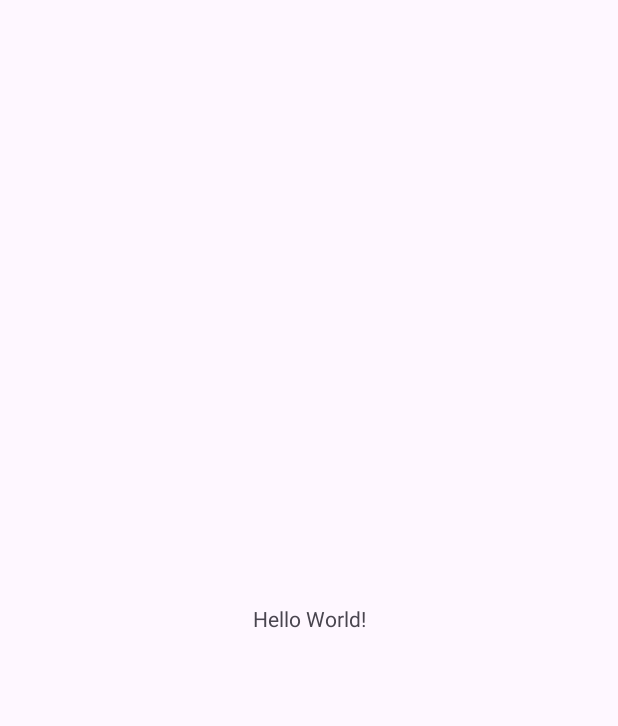
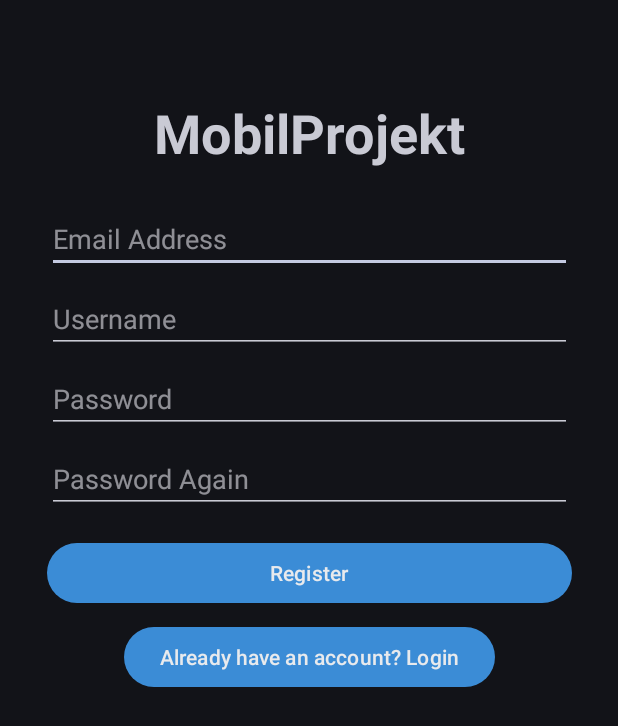
Before and after one commit to KriszThePro/mobilprojekt, an Android app: the screen it shows after launch (MainActivity before the commit, RegisterActivity after it), on a phone screen of 412 x 824 dp. Before the commit the part shown is almost empty. Shown: the top 726 px of the screen. Run offline under Robolectric (Android 15) with nearby library versions, the phone set to English and light mode, and no system bars; our stand-ins replace Firebase (no records; nobody signed in at launch, a user with empty details on screens opened directly).

Commit message:
-implemented RegisterActivity -implemented LoginActivity -implemented ChatsActivity
ready for chapter 2...

```diff
--- a/app/build.gradle.kts
+++ b/app/build.gradle.kts
@@ -1,5 +1,7 @@
 plugins {
     alias(libs.plugins.android.application)
+
+    id("com.google.gms.google-services")
 }
 
 android {
@@ -40,4 +42,8 @@ dependencies {
     testImplementation(libs.junit)
     androidTestImplementation(libs.ext.junit)
     androidTestImplementation(libs.espresso.core)
+
+    implementation(platform(libs.firebase.bom))
+    implementation(libs.firebase.database)
+    implementation(libs.firebase.auth)
 }
--- a/app/src/main/AndroidManifest.xml
+++ b/app/src/main/AndroidManifest.xml
@@ -13,7 +13,7 @@
         android:theme="@style/Theme.MobilProjekt"
         tools:targetApi="31">
         <activity
-            android:name=".MainActivity"
+            android:name=".activities.RegisterActivity"
             android:exported="true">
             <intent-filter>
                 <action android:name="android.intent.action.MAIN" />
@@ -21,6 +21,10 @@
                 <category android:name="android.intent.category.LAUNCHER" />
             </intent-filter>
         </activity>
+        <activity
+            android:name=".activities.LoginActivity" />
+        <activity
+            android:name=".activities.ChatsActivity" />
     </application>
 
 </manifest>
--- a/app/src/main/java/hu/szollosikrisztian/mobilprojekt/MainActivity.java
+++ /dev/null
@@ -1,24 +0,0 @@
-package hu.szollosikrisztian.mobilprojekt;
-
-import android.os.Bundle;
-
-import androidx.activity.EdgeToEdge;
-import androidx.appcompat.app.AppCompatActivity;
-import androidx.core.graphics.Insets;
-import androidx.core.view.ViewCompat;
-import androidx.core.view.WindowInsetsCompat;
-
-public class MainActivity extends AppCompatActivity {
-
-    @Override
-    protected void onCreate(Bundle savedInstanceState) {
-        super.onCreate(savedInstanceState);
-        EdgeToEdge.enable(this);
-        setContentView(R.layout.activity_main);
-        ViewCompat.setOnApplyWindowInsetsListener(findViewById(R.id.main), (v, insets) -> {
-            Insets systemBars = insets.getInsets(WindowInsetsCompat.Type.systemBars());
-            v.setPadding(systemBars.left, systemBars.top, systemBars.right, systemBars.bottom);
-            return insets;
-        });
-    }
-}
--- /dev/null
+++ b/app/src/main/java/hu/szollosikrisztian/mobilprojekt/activities/RegisterActivity.java
@@ -0,0 +1,128 @@
+package hu.szollosikrisztian.mobilprojekt.activities;
+
+import android.os.Bundle;
+import android.view.View;
+import android.widget.Button;
+import android.widget.EditText;
+import android.widget.ProgressBar;
+import android.widget.Toast;
+
+import androidx.activity.EdgeToEdge;
+import androidx.appcompat.app.AppCompatActivity;
+import androidx.core.graphics.Insets;
+import androidx.core.view.ViewCompat;
+import androidx.core.view.WindowInsetsCompat;
+
+import com.google.firebase.auth.FirebaseAuth;
+import com.google.firebase.database.DatabaseReference;
+import com.google.firebase.database.FirebaseDatabase;
+
+import java.util.Objects;
+
+import hu.szollosikrisztian.mobilprojekt.R;
+import hu.szollosikrisztian.mobilprojekt.util.IntentUtil;
+
+public class RegisterActivity extends AppCompatActivity {
+
+    private EditText mEmailInput;
+    private EditText mUsernameInput;
+    private EditText mPasswordInput;
+    private EditText mConfirmPasswordInput;
+    private Button mRegisterButton;
+    private Button mLoginButton;
+    private ProgressBar mProgressBar;
+
+    private void initializeActivityComponents() {
+        mEmailInput = findViewById(R.id.email_input);
+        mUsernameInput = findViewById(R.id.username_input);
+        mPasswordInput = findViewById(R.id.password_input);
+        mConfirmPasswordInput = findViewById(R.id.password_again_input);
+        mRegisterButton = findViewById(R.id.register_button);
+        mLoginButton = findViewById(R.id.login_button);
+        mProgressBar = findViewById(R.id.progress_bar);
+    }
+
+    private void navigateToLogin() {
+        IntentUtil.navigate(this, LoginActivity.class);
+    }
+
+    private void navigateToChats() {
+        IntentUtil.navigate(this, ChatsActivity.class);
+    }
+
+    private void startupAuthCheck() {
+        FirebaseAuth auth = FirebaseAuth.getInstance();
+        if (auth.getCurrentUser() == null) return;
+
+        navigateToChats();
+    }
+
+    private void storeUsername(FirebaseAuth auth, String username) {
+        FirebaseDatabase database = FirebaseDatabase.getInstance();
+        DatabaseReference users = database.getReference("users");
+        String userId = Objects.requireNonNull(auth.getCurrentUser()).getUid();
+        users.child(userId).child("username").setValue(username);
+    }
+
+    private void handleRegister() {
+        FirebaseAuth auth = FirebaseAuth.getInstance();
+
+        mProgressBar.setVisibility(View.VISIBLE);
+        String email = mEmailInput.getText().toString();
+        String username = mUsernameInput.getText().toString();
+        String password = mPasswordInput.getText().toString();
+        String confirmPassword = mConfirmPasswordInput.getText().toString();
+
+        if (email.isEmpty() || username.isEmpty() || password.isEmpty() || confirmPassword.isEmpty()) {
+            mProgressBar.setVisibility(View.GONE);
+            Toast.makeText(this, "Please fill in all fields", Toast.LENGTH_SHORT).show();
+            return;
+        }
+
+        if (!password.equals(confirmPassword)) {
+            mProgressBar.setVisibility(View.GONE);
+            Toast.makeText(this, "Passwords do not match", Toast.LENGTH_SHORT).show();
+            return;
+        }
+
+        auth.createUserWithEmailAndPassword(email, password)
+                .addOnCompleteListener(task -> {
+                    mProgressBar.setVisibility(View.GONE);
+
+                    if (!task.isSuccessful()) {
+                        Toast.makeText(this, "Registration failed: " + Objects.requireNonNull(task.getException()).getMessage(), Toast.LENGTH_LONG).show();
+                        return;
+                    }
+
+                    storeUsername(auth, username);
+                    navigateToChats();
+                });
+    }
+
+    private void setupRegisterButtonClickHandler() {
+        mRegisterButton.setOnClickListener(v -> handleRegister());
+    }
+
+    private void setupLoginButtonClickHandler() {
+        mLoginButton.setOnClickListener(v -> navigateToLogin());
+    }
+
+    @Override
+    protected void onCreate(Bundle savedInstanceState) {
+        super.onCreate(savedInstanceState);
+        EdgeToEdge.enable(this);
+        setContentView(R.layout.activity_register);
+        initializeActivityComponents();
+
+        ViewCompat.setOnApplyWindowInsetsListener(findViewById(R.id.register_root), (v, insets) -> {
+            Insets systemBars = insets.getInsets(WindowInsetsCompat.Type.systemBars());
+            v.setPadding(systemBars.left, systemBars.top, systemBars.right, systemBars.bottom);
+            return insets;
+        });
+
+        startupAuthCheck();
+
+        setupRegisterButtonClickHandler();
+        setupLoginButtonClickHandler();
+    }
+}
--- a/app/src/main/res/layout/activity_main.xml
+++ b/app/src/main/res/layout/activity_main.xml
@@ -5,9 +5,10 @@
     android:id="@+id/main"
     android:layout_width="match_parent"
     android:layout_height="match_parent"
-    tools:context=".MainActivity">
+    tools:context=".activities.RegisterActivity">
 
     <TextView
+        android:id="@+id/hello_world"
         android:layout_width="wrap_content"
         android:layout_height="wrap_content"
         android:text="Hello World!"
--- /dev/null
+++ b/app/src/main/res/layout/activity_register.xml
@@ -0,0 +1,111 @@
+<?xml version="1.0" encoding="utf-8"?>
+<androidx.constraintlayout.widget.ConstraintLayout
+    android:id="@+id/register_root"
+    android:layout_width="match_parent"
+    android:layout_height="match_parent"
+    android:padding="16dp"
+    android:layout_marginTop="@dimen/top_margin"
+    xmlns:android="http://schemas.android.com/apk/res/android"
+    xmlns:app="http://schemas.android.com/apk/res-auto">
+
+    <TextView
+        android:id="@+id/register_title"
+        android:layout_width="match_parent"
+        android:layout_height="wrap_content"
+        android:text="@string/app_name"
+        android:textSize="36sp"
+        android:textStyle="bold"
+        android:gravity="center"
+        android:paddingBottom="24dp"
+        app:layout_constraintTop_toTopOf="parent"
+        app:layout_constraintStart_toStartOf="parent"
+        app:layout_constraintEnd_toEndOf="parent" />
+
+    <EditText
+        android:id="@+id/email_input"
+        android:layout_width="0dp"
+        android:layout_height="wrap_content"
+        android:autofillHints="emailAddress"
+        android:hint="@string/email_address"
+        android:inputType="textEmailAddress"
+        app:layout_constraintWidth_max="350dp"
+        app:layout_constraintWidth_percent="0.9"
+        app:layout_constraintTop_toBottomOf="@id/register_title"
+        app:layout_constraintStart_toStartOf="parent"
+        app:layout_constraintEnd_toEndOf="parent" />
+
+    <EditText
+        android:id="@+id/username_input"
+        android:layout_width="0dp"
+        android:layout_height="wrap_content"
+        android:autofillHints=""
+        android:hint="@string/username"
+        android:inputType="textPersonName"
+        app:layout_constraintWidth_max="350dp"
+        app:layout_constraintWidth_percent="0.9"
+        app:layout_constraintTop_toBottomOf="@id/email_input"
+        app:layout_constraintStart_toStartOf="parent"
+        app:layout_constraintEnd_toEndOf="parent"
+        android:layout_marginTop="8dp" />
+
+    <EditText
+        android:id="@+id/password_input"
+        android:layout_width="0dp"
+        android:layout_height="wrap_content"
+        android:autofillHints="password"
+        android:hint="@string/password"
+        android:inputType="textPassword"
+        app:layout_constraintWidth_max="350dp"
+        app:layout_constraintWidth_percent="0.9"
+        app:layout_constraintTop_toBottomOf="@id/username_input"
+        app:layout_constraintStart_toStartOf="parent"
+        app:layout_constraintEnd_toEndOf="parent"
+        android:layout_marginTop="8dp" />
+
+    <EditText
+        android:id="@+id/password_again_input"
+        android:layout_width="0dp"
+        android:layout_height="wrap_content"
+        android:autofillHints=""
+        android:hint="@string/password_again"
+        android:inputType="textPassword"
+        app:layout_constraintWidth_max="350dp"
+        app:layout_constraintWidth_percent="0.9"
+        app:layout_constraintTop_toBottomOf="@id/password_input"
+        app:layout_constraintStart_toStartOf="parent"
+        app:layout_constraintEnd_toEndOf="parent"
+        android:layout_marginTop="8dp" />
+
+    <Button
+        android:id="@+id/register_button"
+        android:layout_width="0dp"
+        android:layout_height="wrap_content"
+        android:text="@string/register"
+        app:layout_constraintWidth_max="350dp"
+        app:layout_constraintWidth_percent="0.9"
+        app:layout_constraintTop_toBottomOf="@id/password_again_input"
+        app:layout_constraintStart_toStartOf="parent"
+        app:layout_constraintEnd_toEndOf="parent"
+        android:layout_marginTop="16dp" />
+
+    <Button
+        android:id="@+id/login_button"
+        android:layout_width="wrap_content"
+        android:layout_height="wrap_content"
+        android:text="@string/already_have_an_account"
+        app:layout_constraintTop_toBottomOf="@id/register_button"
+        app:layout_constraintStart_toStartOf="parent"
+        app:layout_constraintEnd_toEndOf="parent"
+        android:layout_marginTop="8dp" />
+
+    <ProgressBar
+        android:id="@+id/progress_bar"
+        android:layout_width="wrap_content"
+        android:layout_height="wrap_content"
+        android:visibility="gone"
+        app:layout_constraintTop_toBottomOf="@id/login_button"
+        app:layout_constraintStart_toStartOf="parent"
+        app:layout_constraintEnd_toEndOf="parent"
+        android:layout_marginTop="16dp" />
+
+</androidx.constraintlayout.widget.ConstraintLayout>
--- /dev/null
+++ b/app/src/main/res/menu/menu_chats.xml
@@ -0,0 +1,6 @@
+<?xml version="1.0" encoding="utf-8"?>
+<menu xmlns:android="http://schemas.android.com/apk/res/android">
+    <item
+        android:id="@+id/action_logout"
+        android:title="@string/logout" />
+</menu>
--- /dev/null
+++ b/app/src/main/res/values-land/dimens.xml
@@ -0,0 +1,4 @@
+<?xml version="1.0" encoding="utf-8"?>
+<resources>
+    <dimen name="top_margin">32dp</dimen>
+</resources>
--- /dev/null
+++ b/app/src/main/res/values/dimens.xml
@@ -0,0 +1,4 @@
+<?xml version="1.0" encoding="utf-8"?>
+<resources>
+    <dimen name="top_margin">64dp</dimen>
+</resources>
--- a/app/src/main/res/values/strings.xml
+++ b/app/src/main/res/values/strings.xml
@@ -1,3 +1,18 @@
 <resources>
     <string name="app_name">MobilProjekt</string>
+
+    <string name="email_address">Email Address</string>
+    <string name="password">Password</string>
+    <string name="password_again">Password Again</string>
+    <string name="register">Register</string>
+    <string name="login">Login</string>
+    <string name="already_have_an_account">Already have an account? Login</string>
+    <string name="dont_have_an_account">Don\'t have an account? Register</string>
+
+    <string name="chats">Chats</string>
+    <string name="no_chats_available">No chats available</string>
+    <string name="logout">Logout</string>
+    <string name="username">Username</string>
+    <string name="navigation_drawer_open">Open navigation drawer</string>
+    <string name="navigation_drawer_close">Close navigation drawer</string>
 </resources>
--- a/app/src/main/res/values/themes.xml
+++ b/app/src/main/res/values/themes.xml
@@ -1,8 +1,10 @@
 <resources xmlns:tools="http://schemas.android.com/tools">
     <!-- Base application theme. -->
-    <style name="Base.Theme.MobilProjekt" parent="Theme.Material3.DayNight.NoActionBar">
+    <style name="Base.Theme.MobilProjekt" parent="Theme.Material3.DynamicColors.Dark.NoActionBar">
         <!-- Customize your light theme here. -->
         <!-- <item name="colorPrimary">@color/my_light_primary</item> -->
+        <item name="colorPrimary">@color/chat_bubble_blue</item>
+        <item name="colorOnPrimary">@color/text_primary_dark</item>
     </style>
 
     <style name="Theme.MobilProjekt" parent="Base.Theme.MobilProjekt" />
--- a/build.gradle.kts
+++ b/build.gradle.kts
@@ -1,4 +1,5 @@
 // Top-level build file where you can add configuration options common to all sub-projects/modules.
 plugins {
     alias(libs.plugins.android.application) apply false
+    id("com.google.gms.google-services") version "4.4.2" apply false
 }
```
Also changed, not shown: app/src/main/java/hu/szollosikrisztian/mobilprojekt/activities/ChatsActivity.java (added, +66 -0 lines), app/src/main/java/hu/szollosikrisztian/mobilprojekt/activities/LoginActivity.java (added, +97 -0 lines), app/src/main/java/hu/szollosikrisztian/mobilprojekt/util/IntentUtil.java (added, +17 -0 lines), app/src/main/res/layout/activity_chats.xml (added, +39 -0 lines), app/src/main/res/layout/activity_login.xml (added, +83 -0 lines), app/src/main/res/values/colors.xml (+12 -0 lines), gradle/libs.versions.toml (+10 -6 lines), 1 other file.
